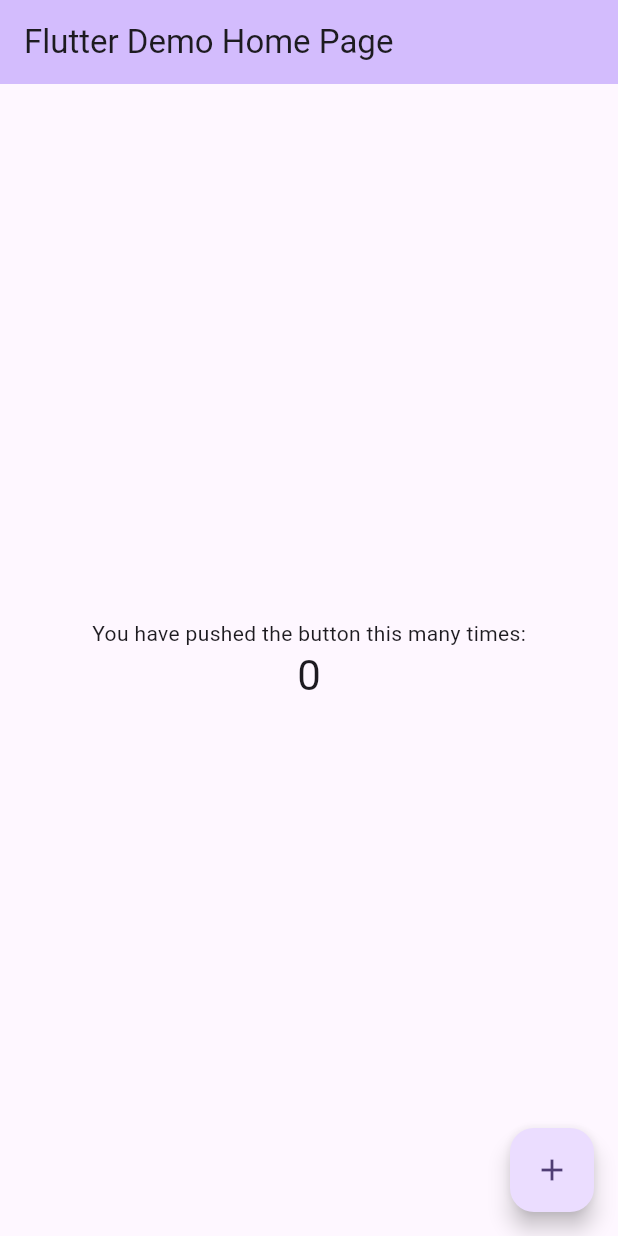
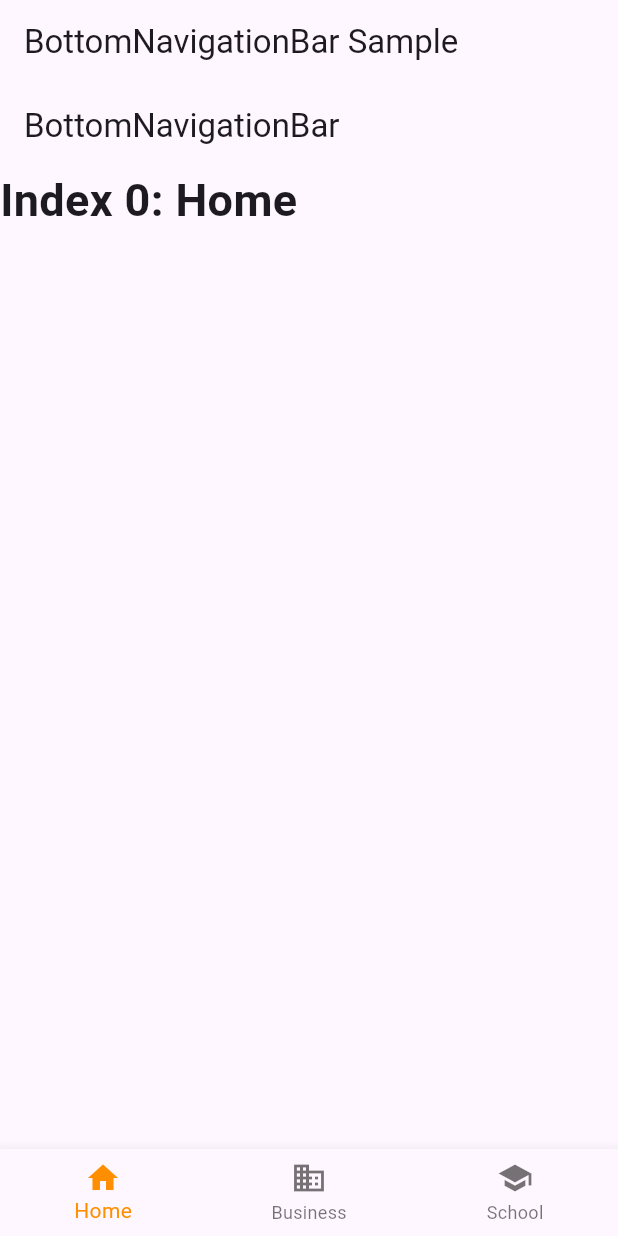
Before and after one commit to yuya-morimoto/flutter_sample_app, a Flutter app: the screen it shows after launch, on a phone screen of 412 x 824 dp. Run offline on Flutter 3.47's test engine with Material 3 defaults, Android fonts, the phone set to English and light mode, and no system bars.

Commit message:
feat: ios android

```diff
--- /dev/null
+++ b/lib/core/utils/os_util.dart
@@ -0,0 +1,9 @@
+import 'dart:io';
+
+class OSUtil {
+  // iOS/OtherでT型変数を出し分ける
+  static T iosOrOther<T>(T ios, T other) {
+    final isIOS = Platform.isIOS;
+    return isIOS ? ios : other;
+  }
+}
--- a/lib/main.dart
+++ b/lib/main.dart
@@ -1,125 +1,31 @@
+import 'package:flutter/cupertino.dart';
 import 'package:flutter/material.dart';
+import 'package:flutter_sample_app/core/utils/os_util.dart';
+import 'package:flutter_sample_app/presentation/root/app.dart';
 
 void main() {
-  runApp(const MyApp());
+  runApp(const Main());
 }
 
-class MyApp extends StatelessWidget {
-  const MyApp({super.key});
+/// アプリのベース画面の出し分けを行う
+/// (必ず起動時に処理が行われる)
+class Main extends StatelessWidget {
+  const Main({super.key});
 
-  // This widget is the root of your application.
   @override
   Widget build(BuildContext context) {
-    return MaterialApp(
-      title: 'Flutter Demo',
-      theme: ThemeData(
-        // This is the theme of your application.
-        //
-        // TRY THIS: Try running your application with "flutter run". You'll see
-        // the application has a purple toolbar. Then, without quitting the app,
-        // try changing the seedColor in the colorScheme below to Colors.green
-        // and then invoke "hot reload" (save your changes or press the "hot
-        // reload" button in a Flutter-supported IDE, or press "r" if you used
-        // the command line to start the app).
-        //
-        // Notice that the counter didn't reset back to zero; the application
-        // state is not lost during the reload. To reset the state, use hot
-        // restart instead.
-        //
-        // This works for code too, not just values: Most code changes can be
-        // tested with just a hot reload.
-        colorScheme: ColorScheme.fromSeed(seedColor: Colors.deepPurple),
-        useMaterial3: true,
-      ),
-      home: const MyHomePage(title: 'Flutter Demo Home Page'),
+    return OSUtil.iosOrOther(_iosApp(), _otherApp());
+  }
+
+  Widget _iosApp() {
+    return const CupertinoApp(
+      home: App(),
+    );
+  }
+
+  Widget _otherApp() {
+    return const MaterialApp(
+      home: App(),
     );
   }
 }
-
-class MyHomePage extends StatefulWidget {
-  const MyHomePage({super.key, required this.title});
-
-  // This widget is the home page of your application. It is stateful, meaning
-  // that it has a State object (defined below) that contains fields that affect
-  // how it looks.
-
-  // This class is the configuration for the state. It holds the values (in this
-  // case the title) provided by the parent (in this case the App widget) and
-  // used by the build method of the State. Fields in a Widget subclass are
-  // always marked "final".
-
-  final String title;
-
-  @override
-  State<MyHomePage> createState() => _MyHomePageState();
-}
-
-class _MyHomePageState extends State<MyHomePage> {
-  int _counter = 0;
-
-  void _incrementCounter() {
-    setState(() {
-      // This call to setState tells the Flutter framework that something has
-      // changed in this State, which causes it to rerun the build method below
-      // so that the display can reflect the updated values. If we changed
-      // _counter without calling setState(), then the build method would not be
-      // called again, and so nothing would appear to happen.
-      _counter++;
-    });
-  }
-
-  @override
-  Widget build(BuildContext context) {
-    // This method is rerun every time setState is called, for instance as done
-    // by the _incrementCounter method above.
-    //
-    // The Flutter framework has been optimized to make rerunning build methods
-    // fast, so that you can just rebuild anything that needs updating rather
-    // than having to individually change instances of widgets.
-    return Scaffold(
-      appBar: AppBar(
-        // TRY THIS: Try changing the color here to a specific color (to
-        // Colors.amber, perhaps?) and trigger a hot reload to see the AppBar
-        // change color while the other colors stay the same.
-        backgroundColor: Theme.of(context).colorScheme.inversePrimary,
-        // Here we take the value from the MyHomePage object that was created by
-        // the App.build method, and use it to set our appbar title.
-        title: Text(widget.title),
-      ),
-      body: Center(
-        // Center is a layout widget. It takes a single child and positions it
-        // in the middle of the parent.
-        child: Column(
-          // Column is also a layout widget. It takes a list of children and
-          // arranges them vertically. By default, it sizes itself to fit its
-          // children horizontally, and tries to be as tall as its parent.
-          //
-          // Column has various properties to control how it sizes itself and
-          // how it positions its children. Here we use mainAxisAlignment to
-          // center the children vertically; the main axis here is the vertical
-          // axis because Columns are vertical (the cross axis would be
-          // horizontal).
-          //
-          // TRY THIS: Invoke "debug painting" (choose the "Toggle Debug Paint"
-          // action in the IDE, or press "p" in the console), to see the
-          // wireframe for each widget.
-          mainAxisAlignment: MainAxisAlignment.center,
-          children: <Widget>[
-            const Text(
-              'You have pushed the button this many times:',
-            ),
-            Text(
-              '$_counter',
-              style: Theme.of(context).textTheme.headlineMedium,
-            ),
-          ],
-        ),
-      ),
-      floatingActionButton: FloatingActionButton(
-        onPressed: _incrementCounter,
-        tooltip: 'Increment',
-        child: const Icon(Icons.add),
-      ), // This trailing comma makes auto-formatting nicer for build methods.
-    );
-  }
-}
--- /dev/null
+++ b/lib/presentation/root/app.dart
@@ -0,0 +1,114 @@
+import 'package:flutter/cupertino.dart';
+import 'package:flutter/material.dart';
+import 'package:flutter_sample_app/core/utils/os_util.dart';
+
+/// アプリケーションのメインコンテンツ部分のルートウィジェット
+class App extends StatelessWidget {
+  const App({super.key});
+
+  @override
+  Widget build(BuildContext context) {
+    return OSUtil.iosOrOther(_iosScaffold(), _otherScaffold());
+  }
+
+  Widget _iosScaffold() {
+    return CupertinoTabScaffold(
+      tabBar: CupertinoTabBar(items: const [
+        BottomNavigationBarItem(
+            icon: Icon(
+              CupertinoIcons.house,
+              size: 24,
+            ),
+            label: 'Home'),
+        BottomNavigationBarItem(
+            icon: Icon(
+              CupertinoIcons.house,
+              size: 24,
+            ),
+            label: 'Home'),
+      ]),
+      tabBuilder: (BuildContext context, int index) {
+        return CupertinoTabView(
+          builder: (BuildContext context) {
+            return Center(
+              child: Text('Content of tab $index'),
+            );
+          },
+        );
+      },
+    );
+  }
+
+  Widget _otherScaffold() {
+    return const Scaffold(body: BottomNavigationBarExample());
+  }
+}
+
+class BottomNavigationBarExample extends StatefulWidget {
+  const BottomNavigationBarExample({super.key});
+
+  @override
+  State<BottomNavigationBarExample> createState() =>
+      _BottomNavigationBarExampleState();
+}
+
+class _BottomNavigationBarExampleState
+    extends State<BottomNavigationBarExample> {
+  int _selectedIndex = 0;
+  static const TextStyle optionStyle =
+      TextStyle(fontSize: 30, fontWeight: FontWeight.bold);
+  static final List<Widget> _widgetOptions = <Widget>[
+    Scaffold(
+      appBar: AppBar(title: Text('BottomNavigationBar')),
+      body: const Text(
+        'Index 0: Home',
+        style: optionStyle,
+      ),
+    ),
+    Text(
+      'Index 1: Business',
+      style: optionStyle,
+    ),
+    Text(
+      'Index 2: School',
+      style: optionStyle,
+    ),
+  ];
+
+  void _onItemTapped(int index) {
+    setState(() {
+      _selectedIndex = index;
+    });
+  }
+
+  @override
+  Widget build(BuildContext context) {
+    return Scaffold(
+      appBar: AppBar(
+        title: const Text('BottomNavigationBar Sample'),
+      ),
+      body: Center(
+        child: _widgetOptions.elementAt(_selectedIndex),
+      ),
+      bottomNavigationBar: BottomNavigationBar(
+        items: const <BottomNavigationBarItem>[
+          BottomNavigationBarItem(
+            icon: Icon(Icons.home),
+            label: 'Home',
+          ),
+          BottomNavigationBarItem(
+            icon: Icon(Icons.business),
+            label: 'Business',
+          ),
+          BottomNavigationBarItem(
+            icon: Icon(Icons.school),
+            label: 'School',
+          ),
+        ],
+        currentIndex: _selectedIndex,
+        selectedItemColor: Colors.amber[800],
+        onTap: _onItemTapped,
+      ),
+    );
+  }
+}
```
Also changed, not shown: 2 other files.
